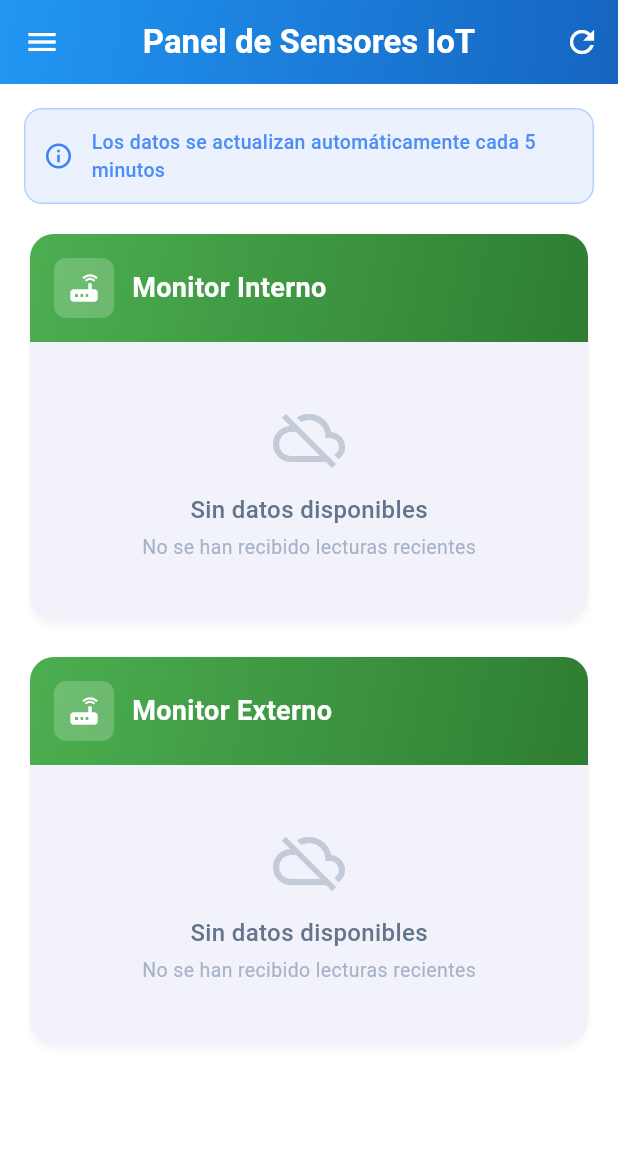
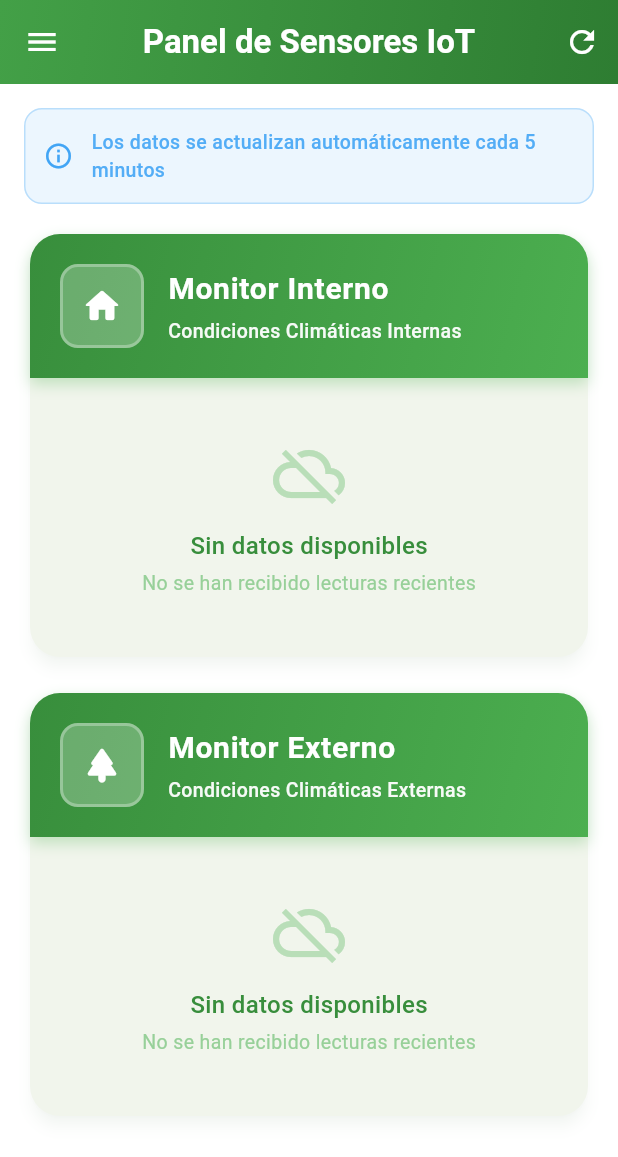
Before and after one commit to rafapcjs/AgroCordIoT, a Flutter app: the DashboardUserPage screen opened directly with empty values, after a tap on "Sensores en Tiempo", on a phone screen of 412 x 824 dp. Shown: the top 1157 px of the screen. Run offline on Flutter 3.47's test engine with Material 3 defaults, Android fonts, the phone set to English and light mode, and no system bars; our stand-ins replace app_links, device_info_plus, firebase_core, firebase_messaging, fl_chart, flutter_local_notifications and 6 more; accounts and stored records are empty; network calls fail.

Commit message:
Refactor theme colors to green palette and update UI components
- Changed primary, secondary, and accent colors to various shades of green in AppTheme.
- Updated gradient colors in DashboardUserPage, DashboardScreen, InternalReportScreen, MonthlyReportScreen, and other screens to reflect the new green theme.
- Adjusted button colors in buttonsPdf and daily_pdf_button to use green shades instead of red or orange.
- Modified chart colors in sensor_charts_view and sensor_line_chart to use teal and yellow shades.
- Updated user info widget gradients to align with the new green theme.

```diff
--- a/lib/src/core/theme.dart
+++ b/lib/src/core/theme.dart
@@ -1,46 +1,47 @@
 import 'package:flutter/material.dart';
 
 class AppTheme {
-  static const Color primaryBlue = Color(0xFF2196F3);
-  static const Color primaryDeep = Color(0xFF1565C0);
-  static const Color primaryLight = Color(0xFF64B5F6);
+  // Colores primarios en verde
+  static const Color primaryBlue = Color(0xFF4CAF50); // Verde principal
+  static const Color primaryDeep = Color(0xFF2E7D32); // Verde oscuro
+  static const Color primaryLight = Color(0xFF81C784); // Verde claro
 
-  static const Color secondary = Color(0xFF4CAF50);
+  static const Color secondary = Color(0xFF66BB6A); // Verde secundario
   static const Color secondaryLight = Color(0xFF81C784);
-  static const Color secondaryDark = Color(0xFF2E7D32);
+  static const Color secondaryDark = Color(0xFF388E3C);
 
-  static const Color accent = Color(0xFFFF9800);
-  static const Color accentLight = Color(0xFFFFCC02);
-  static const Color accentDark = Color(0xFFE65100);
+  static const Color accent = Color(0xFF8BC34A); // Verde lima
+  static const Color accentLight = Color(0xFFAED581);
+  static const Color accentDark = Color(0xFF689F38);
 
-  static const Color background = Color(0xFFF8FAFC);
+  static const Color background = Color(0xFFF1F8F4); // Fondo verde muy claro
   static const Color surface = Color(0xFFFFFFFF);
-  static const Color surfaceLight = Color(0xFFF1F5F9);
-  static const Color surfaceDark = Color(0xFFE2E8F0);
+  static const Color surfaceLight = Color(0xFFF1F8F4);
+  static const Color surfaceDark = Color(0xFFE8F5E9);
 
-  static const Color textPrimary = Color(0xFF1E293B);
-  static const Color textSecondary = Color(0xFF64748B);
-  static const Color textTertiary = Color(0xFF94A3B8);
+  static const Color textPrimary = Color(0xFF1B5E20);
+  static const Color textSecondary = Color(0xFF388E3C);
+  static const Color textTertiary = Color(0xFF81C784);
 
-  static const Color success = Color(0xFF10B981);
-  static const Color warning = Color(0xFFF59E0B);
-  static const Color error = Color(0xFFEF4444);
-  static const Color info = Color(0xFF3B82F6);
+  static const Color success = Color(0xFF4CAF50); // Verde
+  static const Color warning = Color(0xFFFFA726); // Naranja
+  static const Color error = Color(0xFFEF5350); // Rojo
+  static const Color info = Color(0xFF42A5F5); // Azul
 
   static const LinearGradient primaryGradient = LinearGradient(
-    colors: [primaryBlue, primaryDeep],
+    colors: [Color(0xFF43A047), Color(0xFF2E7D32)], // Gradiente verde
     begin: Alignment.topLeft,
     end: Alignment.bottomRight,
   );
 
   static const LinearGradient secondaryGradient = LinearGradient(
-    colors: [secondary, secondaryDark],
+    colors: [Color(0xFF66BB6A), Color(0xFF388E3C)], // Gradiente verde secundario
     begin: Alignment.topLeft,
     end: Alignment.bottomRight,
   );
 
   static const LinearGradient accentGradient = LinearGradient(
-    colors: [accent, accentDark],
+    colors: [Color(0xFF8BC34A), Color(0xFF689F38)], // Gradiente verde lima
     begin: Alignment.topLeft,
     end: Alignment.bottomRight,
   );
@@ -77,13 +78,15 @@ class AppTheme {
 
   static ThemeData get lightTheme {
     return ThemeData(
-      primarySwatch: Colors.blue,
+      primarySwatch: Colors.green,
       primaryColor: primaryBlue,
       scaffoldBackgroundColor: Colors.white,
       cardColor: surface,
       dividerColor: surfaceDark,
       colorScheme: ColorScheme.fromSeed(
         seedColor: primaryBlue,
+        primary: primaryBlue,
+        secondary: secondary,
         surface: Colors.white,
       ),
 
--- a/lib/src/pages/dashboard_user_page.dart
+++ b/lib/src/pages/dashboard_user_page.dart
@@ -65,7 +65,7 @@ class DashboardUserPage extends StatelessWidget {
               title: 'Sensores en Tiempo',
               subtitle: 'Monitorea datos de',
               icon: Icons.sensors,
-              gradientColors: [const Color(0xFFFF9800), const Color(0xFFFF6F00)],
+              gradientColors: [const Color(0xFF66BB6A), const Color(0xFF43A047)],
               onTap: () {
                 Navigator.of(context).pushNamed(
                   '/sensors/dashboard',
@@ -78,7 +78,7 @@ class DashboardUserPage extends StatelessWidget {
               title: 'Reporte Mensual',
               subtitle: 'Analiza datos mensuales',
               icon: Icons.bar_chart,
-              gradientColors: [const Color(0xFF7E57C2), const Color(0xFF5E35B1)],
+              gradientColors: [const Color(0xFF81C784), const Color(0xFF66BB6A)],
               onTap: () {
                 Navigator.of(context).pushNamed(
                   '/reports/monthly',
@@ -91,7 +91,7 @@ class DashboardUserPage extends StatelessWidget {
               title: 'Reporte Diario',
               subtitle: 'Analiza sensores internos y',
               icon: Icons.bar_chart_outlined,
-              gradientColors: [const Color(0xFFEC407A), const Color(0xFFD81B60)],
+              gradientColors: [const Color(0xFF4CAF50), const Color(0xFF388E3C)],
               onTap: () {
                 Navigator.of(context).pushNamed(
                   '/reports/internal',
@@ -107,7 +107,7 @@ class DashboardUserPage extends StatelessWidget {
               title: 'Reporte Semanal',
               subtitle: 'Análisis de 7 días por',
               icon: Icons.calendar_view_week,
-              gradientColors: [const Color(0xFF26A69A), const Color(0xFF00897B)],
+              gradientColors: [const Color(0xFF8BC34A), const Color(0xFF689F38)],
               onTap: () {
                 Navigator.of(context).pushNamed(
                   '/reports/weekly',
--- a/lib/src/presentation/screens/sensor_dashboard_screen.dart
+++ b/lib/src/presentation/screens/sensor_dashboard_screen.dart
@@ -282,42 +282,61 @@ class _SensorDashboardScreenState extends State<SensorDashboardScreen> {
   Widget _buildDeviceCard(String deviceId) {
     final sensorData = _devicesData[deviceId] ?? [];
     final displayName = deviceId == 'ESP32_1' ? 'Monitor Interno' : 'Monitor Externo';
+    final isInternal = deviceId == 'ESP32_1';
 
     return Container(
       margin: const EdgeInsets.only(bottom: 16),
       child: Card(
-        elevation: 2,
+        elevation: 4,
         shape: RoundedRectangleBorder(
-          borderRadius: BorderRadius.circular(16),
+          borderRadius: BorderRadius.circular(20),
         ),
         child: Column(
           crossAxisAlignment: CrossAxisAlignment.start,
           children: [
-            // Header del dispositivo
+            // Header del dispositivo mejorado
             Container(
-              padding: const EdgeInsets.all(16),
+              padding: const EdgeInsets.all(20),
               decoration: BoxDecoration(
-                gradient: AppTheme.secondaryGradient,
+                gradient: LinearGradient(
+                  colors: [Colors.green[700]!, Colors.green[500]!],
+                  begin: Alignment.topLeft,
+                  end: Alignment.bottomRight,
+                ),
                 borderRadius: const BorderRadius.only(
-                  topLeft: Radius.circular(16),
-                  topRight: Radius.circular(16),
+                  topLeft: Radius.circular(20),
+                  topRight: Radius.circular(20),
+                ),
+                boxShadow: [
+                  BoxShadow(
+                    color: Colors.green.withOpacity(0.3),
+                    blurRadius: 8,
+                    offset: const Offset(0, 4),
+                  ),
+                ],
+              ),
+              child: Column(
+                crossAxisAlignment: CrossAxisAlignment.start,
+                children: [
+                  Row(
+                    children: [
+                      Container(
+                        padding: const EdgeInsets.all(12),
+                        decoration: BoxDecoration(
+                          color: Colors.white.withValues(alpha: 0.25),
+                          borderRadius: BorderRadius.circular(12),
+                          border: Border.all(
+                            color: Colors.white.withValues(alpha: 0.3),
+                            width: 2,
                           ),
                         ),
-              child: Row(
-                children: [
-                  Container(
-                    padding: const EdgeInsets.all(8),
-                    decoration: BoxDecoration(
-                      color: Colors.white.withValues(alpha: 0.2),
-                      borderRadius: BorderRadius.circular(8),
-                    ),
-                    child: const Icon(
-                      Icons.router,
+                        child: Icon(
+                          isInternal ? Icons.home_rounded : Icons.park_rounded,
                           color: Colors.white,
-                      size: 24,
+                          size: 28,
                         ),
                       ),
-                  const SizedBox(width: 12),
+                      const SizedBox(width: 16),
                       Expanded(
                         child: Column(
                           crossAxisAlignment: CrossAxisAlignment.start,
@@ -325,9 +344,19 @@ class _SensorDashboardScreenState extends State<SensorDashboardScreen> {
                             Text(
                               displayName,
                               style: const TextStyle(
-                            fontSize: 18,
+                                fontSize: 20,
                                 fontWeight: FontWeight.bold,
                                 color: Colors.white,
+                                letterSpacing: 0.5,
+                              ),
+                            ),
+                            const SizedBox(height: 4),
+                            Text(
+                              'Condiciones Climáticas ${isInternal ? 'Internas' : 'Externas'}',
+                              style: TextStyle(
+                                fontSize: 13,
+                                color: Colors.white.withValues(alpha: 0.95),
+                                fontWeight: FontWeight.w500,
                               ),
                             ),
                           ],
@@ -336,15 +365,15 @@ class _SensorDashboardScreenState extends State<SensorDashboardScreen> {
                       if (sensorData.isNotEmpty)
                         Container(
                           padding: const EdgeInsets.symmetric(
-                        horizontal: 12,
-                        vertical: 6,
+                            horizontal: 14,
+                            vertical: 8,
                           ),
                           decoration: BoxDecoration(
-                        color: AppTheme.success.withValues(alpha: 0.2),
-                        borderRadius: BorderRadius.circular(12),
+                            color: Colors.white.withValues(alpha: 0.25),
+                            borderRadius: BorderRadius.circular(20),
                             border: Border.all(
-                          color: Colors.white.withValues(alpha: 0.5),
-                          width: 1,
+                              color: Colors.white.withValues(alpha: 0.4),
+                              width: 1.5,
                             ),
                           ),
                           child: const Row(
@@ -353,19 +382,22 @@ class _SensorDashboardScreenState extends State<SensorDashboardScreen> {
                               Icon(
                                 Icons.check_circle,
                                 color: Colors.white,
-                            size: 14,
+                                size: 16,
                               ),
-                          SizedBox(width: 4),
+                              SizedBox(width: 6),
                               Text(
                                 'Activo',
                                 style: TextStyle(
                                   color: Colors.white,
-                              fontSize: 11,
-                              fontWeight: FontWeight.w600,
+                                  fontSize: 12,
+                                  fontWeight: FontWeight.bold,
+                                  letterSpacing: 0.5,
                                 ),
                               ),
                             ],
                           ),
+                        ),
+                    ],
                   ),
                 ],
               ),
--- a/lib/src/presentation/widgets/buttonsPdf/buttons_pdf.dart
+++ b/lib/src/presentation/widgets/buttonsPdf/buttons_pdf.dart
@@ -165,7 +165,7 @@ class _PdfDownloadButtonState extends State<PdfDownloadButton> {
               Expanded(child: Text(message)),
             ],
           ),
-          backgroundColor: Colors.orange,
+          backgroundColor: Colors.green[600],
           duration: const Duration(seconds: 4),
         ),
       );
@@ -196,7 +196,7 @@ class SimplePdfButton extends StatelessWidget {
       dailyReport: dailyReport,
       icon: icon,
       text: text,
-      backgroundColor: color ?? Colors.red[700],
+      backgroundColor: color ?? Colors.green[700],
       foregroundColor: Colors.white,
     );
   }
@@ -225,7 +225,7 @@ class FloatingPdfButton extends StatelessWidget {
         }
       },
       tooltip: tooltipMessage,
-      backgroundColor: Colors.red[700],
+      backgroundColor: Colors.green[700],
       child: const Icon(Icons.picture_as_pdf, color: Colors.white),
     );
   }
--- a/lib/src/presentation/widgets/monthly_report_card.dart
+++ b/lib/src/presentation/widgets/monthly_report_card.dart
@@ -80,7 +80,7 @@ class _MonthlyReportCardState extends State<MonthlyReportCard> {
                 padding: const EdgeInsets.all(12),
                 decoration: BoxDecoration(
                   gradient: const LinearGradient(
-                    colors: [Color(0xFF667eea), Color(0xFF764ba2)],
+                    colors: [Color(0xFF66BB6A), Color(0xFF43A047)],
                     begin: Alignment.topLeft,
                     end: Alignment.bottomRight,
                   ),
--- a/lib/src/presentation/widgets/user_info_widget.dart
+++ b/lib/src/presentation/widgets/user_info_widget.dart
@@ -456,14 +456,14 @@ class _UserInfoWidgetState extends State<UserInfoWidget> {
               Container(
                 decoration: BoxDecoration(
                   gradient: const LinearGradient(
-                    colors: [Color(0xFFEF4444), Color(0xFFDC2626)],
+                    colors: [Color(0xFF66BB6A), Color(0xFF43A047)],
                     begin: Alignment.topLeft,
                     end: Alignment.bottomRight,
                   ),
                   borderRadius: BorderRadius.circular(12),
                   boxShadow: [
                     BoxShadow(
-                      color: const Color(0xFFEF4444).withValues(alpha: 0.3),
+                      color: const Color(0xFFE53935).withValues(alpha: 0.3),
                       blurRadius: 8,
                       offset: const Offset(0, 2),
                     ),
@@ -495,7 +495,7 @@ class _UserInfoWidgetState extends State<UserInfoWidget> {
     switch (role.toLowerCase()) {
       case 'admin':
         return const LinearGradient(
-          colors: [Color(0xFF8B5CF6), Color(0xFF7C3AED)],
+          colors: [Color(0xFF4CAF50), Color(0xFF388E3C)],
           begin: Alignment.topLeft,
           end: Alignment.bottomRight,
         );
```
Also changed, not shown: lib/src/presentation/screens/dashboard_screen.dart (+4 -4 lines), lib/src/presentation/screens/internal_report_screen.dart (+23 -17 lines), lib/src/presentation/screens/monthly_report_screen.dart (+5 -5 lines), lib/src/presentation/screens/plants_management_screen.dart (+21 -21 lines), lib/src/presentation/screens/users_management_screen.dart (+17 -17 lines), lib/src/presentation/widgets/buttonsPdf/daily_pdf_button.dart (+5 -5 lines), lib/src/presentation/widgets/charts/sensor_charts_view.dart (+4 -4 lines), lib/src/presentation/widgets/charts/sensor_line_chart.dart (+4 -4 lines). Lines whose indentation alone changed are shown as unchanged.
